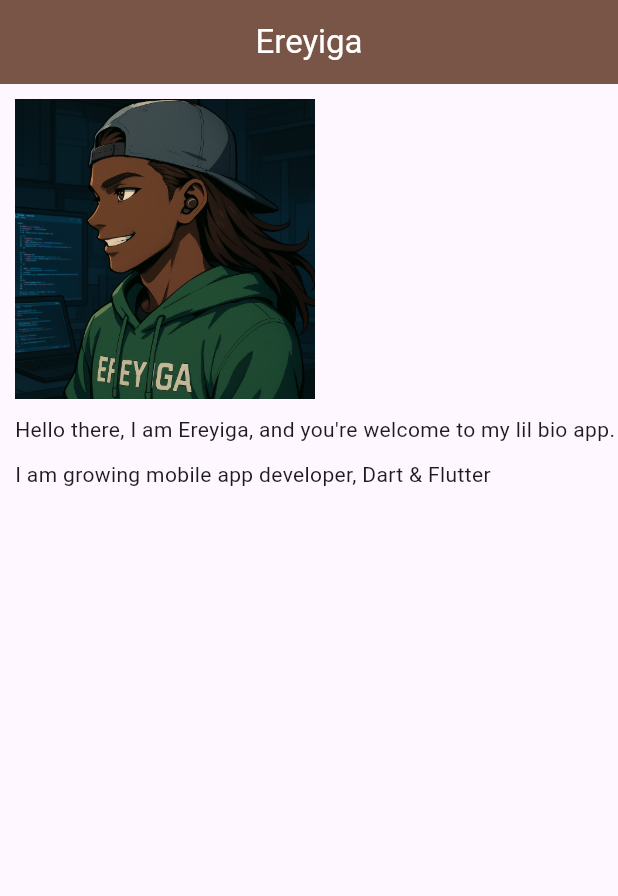
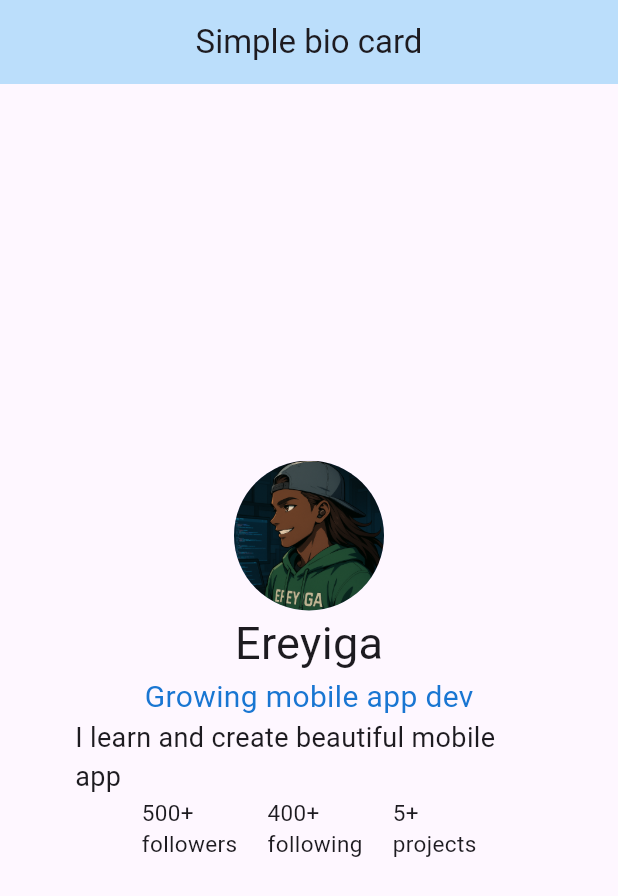
Before and after one commit to Ere-yiga/erehapp, a Flutter app: the screen it shows after launch, on a phone screen of 412 x 824 dp. Shown: the top 896 px of the screen. Run offline on Flutter 3.47's test engine with Material 3 defaults, Android fonts, the phone set to English and light mode, and no system bars.

Commit message:
added more content, centerd them and made my inage circular

```diff
--- a/lib/home.dart
+++ b/lib/home.dart
@@ -1,39 +1,44 @@
 import 'package:flutter/material.dart';
 
-class Home extends StatelessWidget{
+class Home extends StatelessWidget {
   const Home({super.key});
 
   @override
-  Widget build(BuildContext context){
+  Widget build(BuildContext context) {
     return Scaffold(
       appBar: AppBar(
-        title: Text(
-          "Ereyiga",
-          style: TextStyle(
-            color: Colors.white,
-          )
-          ),
-        backgroundColor: Colors.brown,
+        title: Text("Simple bio card"),
+        backgroundColor: Colors.blue[100],
         centerTitle: true,
       ),
-      body: Column(
-        crossAxisAlignment:CrossAxisAlignment.start,
+      body: Container(
+        padding: EdgeInsets.all(50),
+        child: Column(
+          mainAxisAlignment: MainAxisAlignment.center,
+          crossAxisAlignment: CrossAxisAlignment.center,
+          children: [
+            CircleAvatar(
+              radius: 50,
+              backgroundImage: AssetImage("assets/ereyiga.png"),
+            ),
+            Text("Ereyiga", style: TextStyle(fontSize: 30)),
+            Text("Growing mobile app dev", style: TextStyle(color: Colors.blue[700], fontSize: 20)),
+            Text("I learn and create beautiful mobile app",  style: TextStyle(fontSize:18)),
 
-        children: [
-          Container(
-            padding: EdgeInsets.fromLTRB(10, 10, 0, 0),
-            child: Image.asset("assets/ereyiga.png", height: 200,),
-          ),
-          Container(
-            padding: EdgeInsets.fromLTRB(10, 10, 0, 0),
-            child: Text("Hello there, I am Ereyiga, and you're welcome to my lil bio app."),
-          ),
-          Container(
-            padding: EdgeInsets.fromLTRB(10, 10, 0, 0),
-            child: Text("I am growing mobile app developer, Dart & Flutter")
-          )
-        ]
-      )
+            Row(
+              mainAxisAlignment: MainAxisAlignment.center,
+              children: [
+                Text('500+\nfollowers', style: TextStyle(fontSize: 15)),
+                SizedBox(width:20),
+                Text('400+\nfollowing', style: TextStyle(fontSize: 15)),
+                SizedBox(width:20),
+                Text('5+\nprojects', style: TextStyle(fontSize: 15)),
+
+              ],
+            )
+          ],
+        ),
+      ),
     );
   }
 }
--- a/lib/main.dart
+++ b/lib/main.dart
@@ -1,9 +1,9 @@
-import 'package:erehapp/home.dart';
+import 'home.dart';
 import 'package:flutter/material.dart';
 
 void main(){
   runApp(MaterialApp(
     debugShowCheckedModeBanner: false,
-    home: Home()
+    home: Home(),
   ));
 }
```
